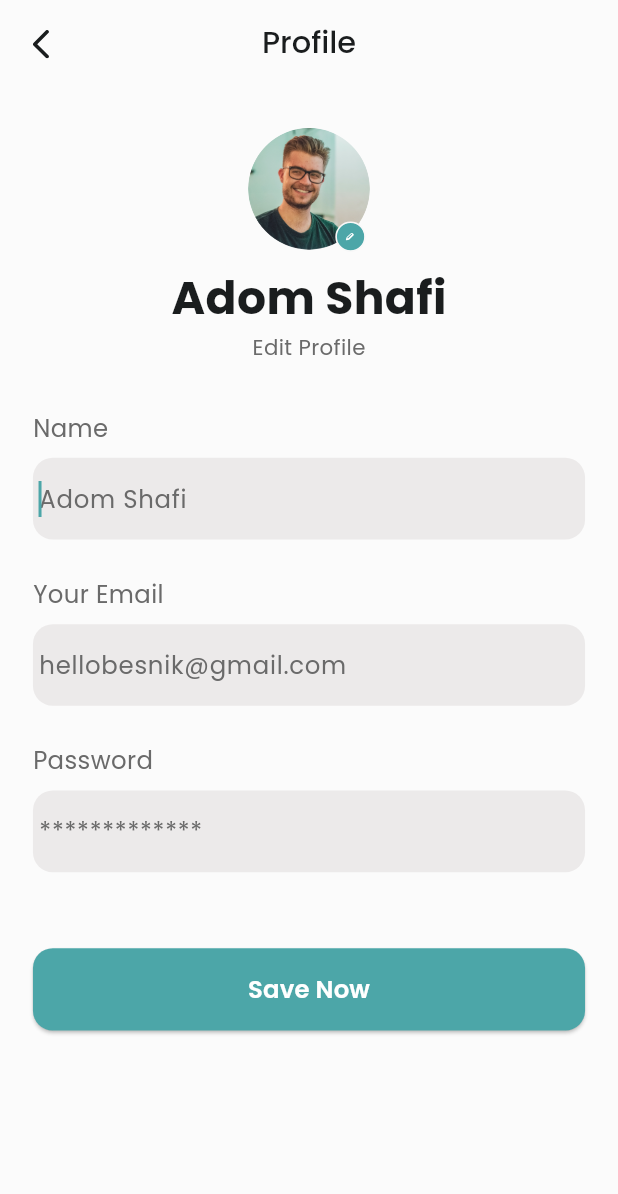
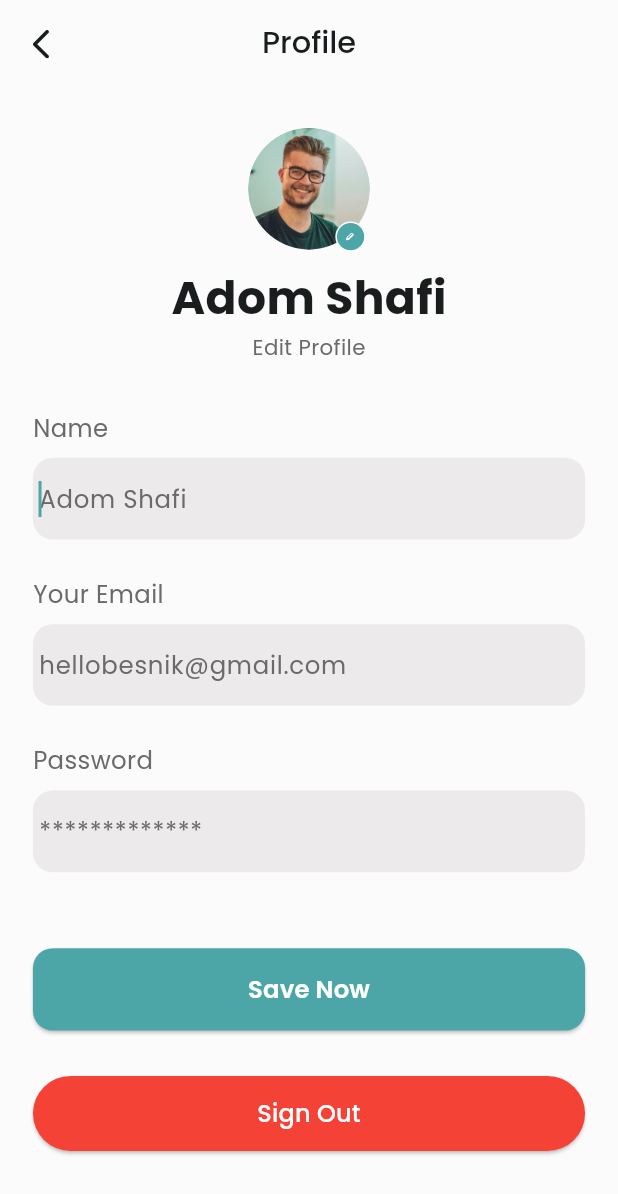
Before and after one commit to Miragaia/ICM_PROJECT1, a Flutter app: the ProfileScreen screen opened by its route, on a phone screen of 412 x 824 dp. Shown: the top 1194 px of the screen. Run offline on Flutter 3.47's test engine with Material 3 defaults, Android fonts, the phone set to English and light mode, and no system bars; our stand-ins replace cached_network_image, cloud_firestore, firebase_auth, firebase_core, flutter_svg, geolocator and 3 more; accounts and stored records are empty; network calls fail.

Commit message:
sign in configured

```diff
--- a/findme/lib/presentation/profile_screen/profile_screen.dart
+++ b/findme/lib/presentation/profile_screen/profile_screen.dart
@@ -5,6 +5,7 @@ import '../../widgets/custom_text_form_field.dart';
 import '../../widgets/custom_elevated_button.dart';
 import 'package:flutter/material.dart';
 import '../../core/app_export.dart';
+import 'package:firebase_auth/firebase_auth.dart';
 
 // ignore_for_file: must_be_immutable
 class ProfileScreen extends StatelessWidget {
@@ -28,13 +29,13 @@ class ProfileScreen extends StatelessWidget {
           width: SizeUtils.width,
           child: SingleChildScrollView(
             padding: EdgeInsets.only(
-                        bottom: MediaQuery.of(context).viewInsets.bottom),
+              bottom: MediaQuery.of(context).viewInsets.bottom,
+            ),
             child: Form(
               key: _formKey,
               child: Container(
                 width: double.maxFinite,
-                            padding: EdgeInsets.symmetric(
-                                horizontal: 20.h, vertical: 27.v),
+                padding: EdgeInsets.symmetric(horizontal: 20.h, vertical: 27.v),
                 child: Column(
                   crossAxisAlignment: CrossAxisAlignment.start,
                   children: [
@@ -47,73 +48,122 @@ class ProfileScreen extends StatelessWidget {
                           alignment: Alignment.bottomRight,
                           children: [
                             CustomImageView(
-                                                    imagePath: ImageConstant
-                                                        .imgRectangle38280x80,
+                              imagePath: ImageConstant.imgRectangle38280x80,
                               height: 80.adaptSize,
                               width: 80.adaptSize,
-                                                    radius:
-                                                        BorderRadius.circular(
-                                                            40.h),
-                                                    alignment:
-                                                        Alignment.center),
+                              radius: BorderRadius.circular(40.h),
+                              alignment: Alignment.center,
+                            ),
                             Align(
-                                                    alignment:
-                                                        Alignment.bottomRight,
+                              alignment: Alignment.bottomRight,
                               child: Container(
                                 height: 19.adaptSize,
                                 width: 19.adaptSize,
-                                                        margin: EdgeInsets.only(
-                                                            right: 6.h),
-                                                        padding:
-                                                            EdgeInsets.symmetric(
+                                margin: EdgeInsets.only(right: 6.h),
+                                padding: EdgeInsets.symmetric(
                                   horizontal: 5.h,
-                                                                vertical: 6.v),
-                                                        decoration: AppDecoration
-                                                            .outlineGray5001
-                                                            .copyWith(
-                                                                borderRadius:
-                                                                    BorderRadiusStyle
-                                                                        .roundedBorder9),
+                                  vertical: 6.v,
+                                ),
+                                decoration:
+                                    AppDecoration.outlineGray5001.copyWith(
+                                  borderRadius: BorderRadiusStyle.roundedBorder9,
+                                ),
                                 child: CustomImageView(
-                                                            imagePath:
-                                                                ImageConstant
-                                                                    .imgFill244,
+                                  imagePath: ImageConstant.imgFill244,
                                   height: 5.v,
                                   width: 6.h,
-                                                            alignment: Alignment
-                                                                .centerLeft)))
-                                              ]))),
+                                  alignment: Alignment.centerLeft,
+                                ),
+                              ),
+                            ),
+                          ],
+                        ),
+                      ),
+                    ),
                     SizedBox(height: 10.v),
                     Align(
                       alignment: Alignment.center,
-                                      child: Text("Adom Shafi",
-                                          style:
-                                              theme.textTheme.headlineLarge)),
+                      child: Text(
+                        "Adom Shafi",
+                        style: theme.textTheme.headlineLarge,
+                      ),
+                    ),
                     Align(
                       alignment: Alignment.center,
-                                      child: Text("Edit Profile",
-                                          style:
-                                              CustomTextStyles.bodyMedium14)),
+                      child: Text(
+                        "Edit Profile",
+                        style: CustomTextStyles.bodyMedium14,
+                      ),
+                    ),
                     SizedBox(height: 32.v),
-                                  Text("Name",
-                                      style: theme.textTheme.bodyLarge),
+                    Text("Name", style: theme.textTheme.bodyLarge),
                     SizedBox(height: 8.v),
                     _buildName(context),
                     SizedBox(height: 25.v),
-                                  Text("Your Email",
-                                      style: theme.textTheme.bodyLarge),
+                    Text("Your Email", style: theme.textTheme.bodyLarge),
                     SizedBox(height: 8.v),
                     _buildEmail(context),
                     SizedBox(height: 25.v),
-                                  Text("Password",
-                                      style: theme.textTheme.bodyLarge),
+                    Text("Password", style: theme.textTheme.bodyLarge),
                     SizedBox(height: 8.v),
                     _buildPassword(context),
                     SizedBox(height: 50.v),
                     _buildSaveNow(context),
-                                  SizedBox(height: 5.v)
-                                ])))))));
+                    SizedBox(height: 20.v), // Added extra space
+                    _buildSignOutButton(context), // Added sign-out button
+                  ],
+                ),
+              ),
+            ),
+          ),
+        ),
+      ),
+    );
   }
+
+  /// Section Widget
+  Widget _buildSignOutButton(BuildContext context) {
+    return Padding(
+      padding: EdgeInsets.symmetric(vertical: 10.0),
+      child: SizedBox(
+        height: 50.0, // Adjust button height
+        width: double.infinity,
+        child: ElevatedButton(
+          onPressed: () {
+            _signOut(context);
+          },
+          style: ElevatedButton.styleFrom(
+            backgroundColor: Colors.red, // Set button background color to red
+            padding: EdgeInsets.symmetric(vertical: 16.0, horizontal: 30.0), // Adjust button padding
+            shape: RoundedRectangleBorder(
+              borderRadius: BorderRadius.circular(30.0), // Adjust button border radius
+            ),
+          ),
+          child: Text(
+            "Sign Out",
+            style: TextStyle(
+              fontSize: 16.0, // Set button text size
+              color: Colors.white, // Set button text color to white
+            ),
+          ),
+        ),
+      ),
+    );
+  }
+
+
+
+  void _signOut(BuildContext context) async {
+    try {
+      // Add sign-out logic here
+      await FirebaseAuth.instance.signOut();
+      // Navigate to the login screen after sign-out
+      Navigator.pushNamed(context, AppRoutes.logInScreen);
+    } catch (e) {
+      print("Error signing out: $e");
+    }
+  }
+
 
   /// Section Widget
   PreferredSizeWidget _buildAppBar(BuildContext context) {
--- a/findme/lib/presentation/sign_up_screen/sign_up_screen.dart
+++ b/findme/lib/presentation/sign_up_screen/sign_up_screen.dart
@@ -272,7 +272,6 @@ class _SignUpScreenState extends State<SignUpScreen> {
   }
 
   void _signUp() async {
-    print("12341321AQUUIIII");
     String username = userNameController.text.trim();
     String email = emailController.text.trim();
     String password = passwordController.text.trim();
```
Also changed, not shown: findme/lib/presentation/log_in_screen/log_in_screen.dart (+33 -2 lines). Lines whose indentation alone changed are shown as unchanged.
